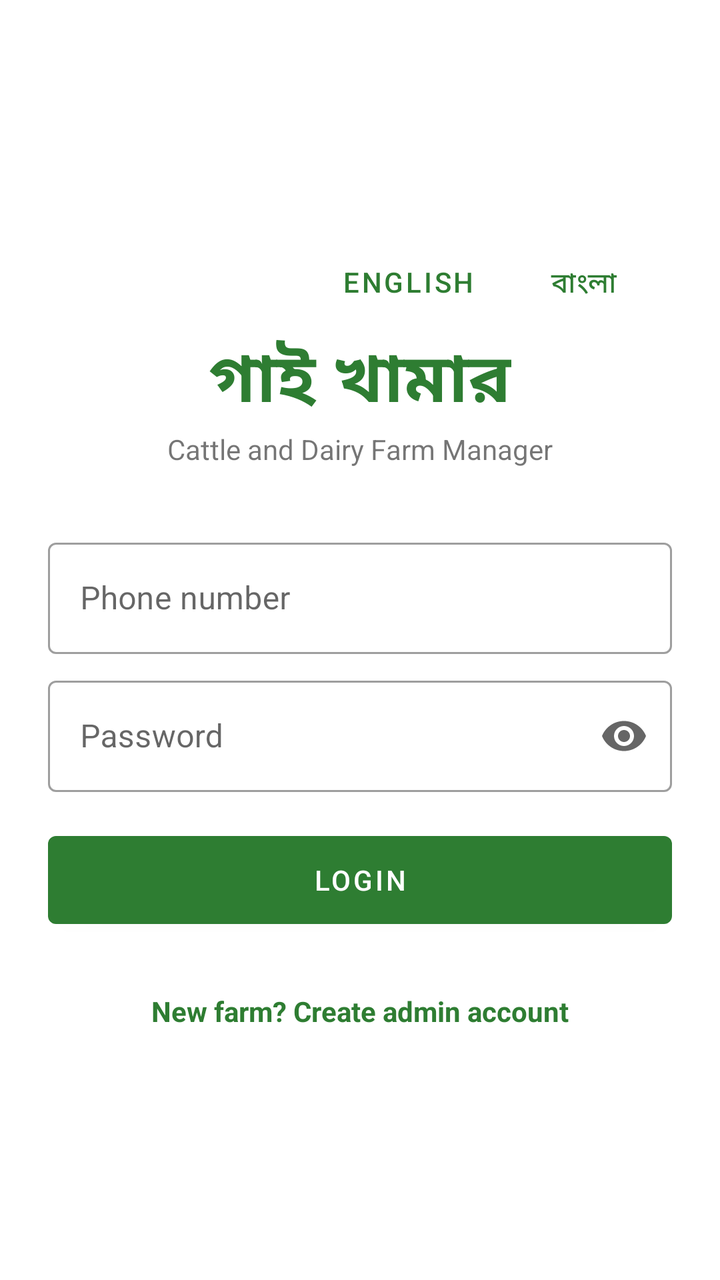
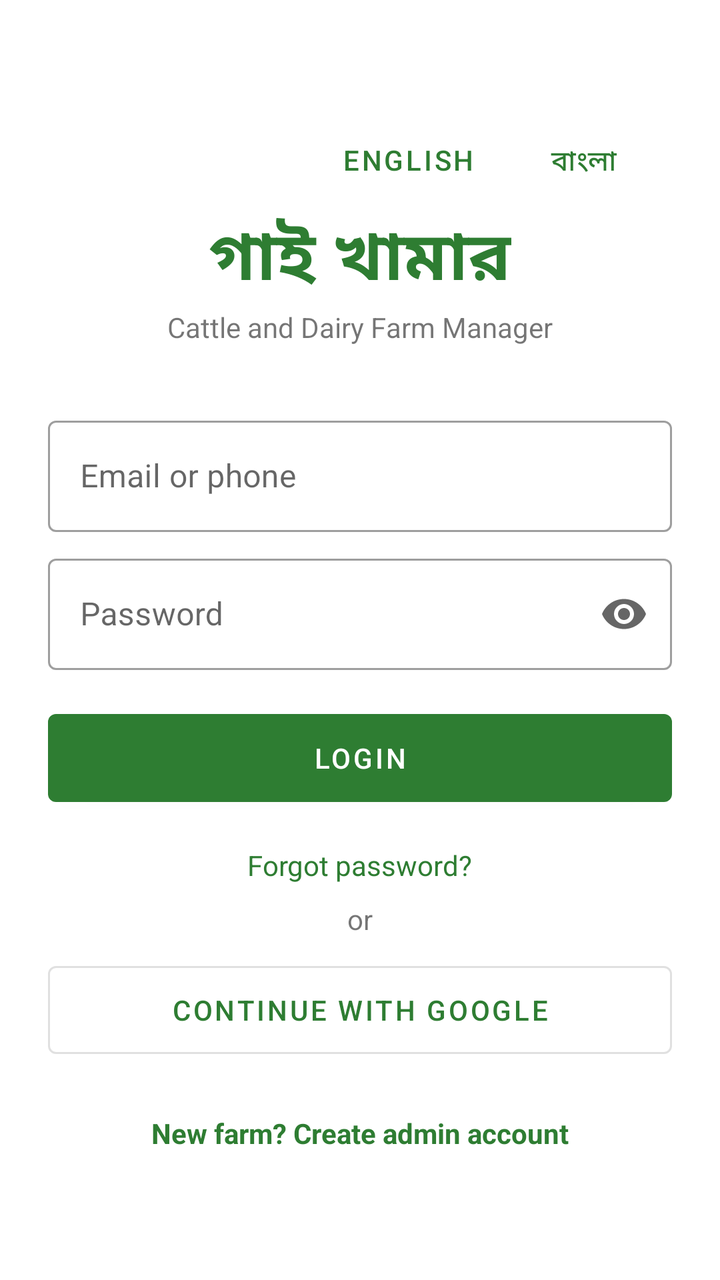

Two renders of the same Android screen: before a commit and after it. Below are the layout's source before the change and the commit's diff.
<!-- AndroidManifest.xml: application theme Theme.GaiKhamar -->
<!-- res/layout/activity_login.xml -->
<?xml version="1.0" encoding="utf-8"?>
<ScrollView xmlns:android="http://schemas.android.com/apk/res/android"
    android:layout_width="match_parent"
    android:layout_height="match_parent"
    android:fillViewport="true">

    <LinearLayout
        android:layout_width="match_parent"
        android:layout_height="match_parent"
        android:gravity="center"
        android:orientation="vertical"
        android:padding="24dp">
        <LinearLayout
            android:layout_width="match_parent"
            android:layout_height="wrap_content"
            android:gravity="end"
            android:orientation="horizontal">

            <com.google.android.material.button.MaterialButton
                android:id="@+id/btnEnglish"
                style="@style/Widget.MaterialComponents.Button.TextButton"
                android:layout_width="wrap_content"
                android:layout_height="wrap_content"
                android:text="@string/lang_english" />

            <com.google.android.material.button.MaterialButton
                android:id="@+id/btnBangla"
                style="@style/Widget.MaterialComponents.Button.TextButton"
                android:layout_width="wrap_content"
                android:layout_height="wrap_content"
                android:text="@string/lang_bangla" />
        </LinearLayout>
        <TextView
            android:layout_width="wrap_content"
            android:layout_height="wrap_content"
            android:text="@string/app_name"
            android:textColor="@color/green_700"
            android:textSize="34sp"
            android:textStyle="bold" />

        <TextView
            android:layout_width="wrap_content"
            android:layout_height="wrap_content"
            android:layout_marginBottom="24dp"
            android:text="@string/tagline" />

        <com.google.android.material.textfield.TextInputLayout
            style="@style/GKField"
            android:hint="@string/phone">

            <com.google.android.material.textfield.TextInputEditText
                android:id="@+id/etPhone"
                android:layout_width="match_parent"
                android:layout_height="wrap_content"
                android:inputType="phone" />
        </com.google.android.material.textfield.TextInputLayout>

        <com.google.android.material.textfield.TextInputLayout
            style="@style/GKField"
            android:hint="@string/password"
            app:endIconMode="password_toggle"
            xmlns:app="http://schemas.android.com/apk/res-auto">

            <com.google.android.material.textfield.TextInputEditText
                android:id="@+id/etPassword"
                android:layout_width="match_parent"
                android:layout_height="wrap_content"
                android:inputType="textPassword" />
        </com.google.android.material.textfield.TextInputLayout>

        <com.google.android.material.button.MaterialButton
            android:id="@+id/btnLogin"
            android:layout_width="match_parent"
            android:layout_height="56dp"
            android:layout_marginTop="16dp"
            android:text="@string/login" />

        <TextView
            android:id="@+id/tvSignup"
            android:layout_width="wrap_content"
            android:layout_height="wrap_content"
            android:layout_marginTop="20dp"
            android:padding="8dp"
            android:text="@string/no_account"
            android:textColor="@color/green_700"
            android:textStyle="bold" />
    </LinearLayout>
</ScrollView>
<!-- resources referenced by this layout -->
<resources>
  <color name="green_700">#2E7D32</color>
  <string name="app_name">গাই খামার</string>
  <string name="lang_bangla">বাংলা</string>
  <string name="lang_english">English</string>
  <string name="login">Login</string>
  <string name="no_account">New farm? Create admin account</string>
  <string name="password">Password</string>
  <string name="phone">Phone number</string>
  <string name="tagline">Cattle and Dairy Farm Manager</string>
  <style name="GKField" parent="Widget.MaterialComponents.TextInputLayout.OutlinedBox">
          <item name="android:layout_width">match_parent</item>
          <item name="android:layout_height">wrap_content</item>
          <item name="android:layout_marginTop">8dp</item>
      </style>
  <style name="Theme.GaiKhamar" parent="Theme.MaterialComponents.Light.NoActionBar">
          <item name="colorPrimary">@color/green_700</item>
          <item name="colorPrimaryVariant">@color/green_900</item>
          <item name="colorOnPrimary">@color/white</item>
          <item name="colorSecondary">@color/amber_700</item>
          <item name="colorOnSecondary">@color/black</item>
          <item name="android:statusBarColor">@color/green_900</item>
      </style>
  <color name="green_900">#1B5E20</color>
  <color name="white">#FFFFFFFF</color>
  <color name="amber_700">#FFA000</color>
  <color name="black">#FF000000</color>
</resources>

<!-- the commit's change to res/layout/activity_login.xml (unified diff, before → after) -->
@@ -10,6 +10,7 @@
         android:gravity="center"
         android:orientation="vertical"
         android:padding="24dp">
+
         <LinearLayout
             android:layout_width="match_parent"
             android:layout_height="wrap_content"
@@ -30,6 +31,7 @@
                 android:layout_height="wrap_content"
                 android:text="@string/lang_bangla" />
         </LinearLayout>
+
         <TextView
             android:layout_width="wrap_content"
             android:layout_height="wrap_content"
@@ -46,20 +48,20 @@
 
         <com.google.android.material.textfield.TextInputLayout
             style="@style/GKField"
-            android:hint="@string/phone">
+            android:hint="@string/login_id">
 
             <com.google.android.material.textfield.TextInputEditText
-                android:id="@+id/etPhone"
+                android:id="@+id/etLogin"
                 android:layout_width="match_parent"
                 android:layout_height="wrap_content"
-                android:inputType="phone" />
+                android:inputType="textEmailAddress" />
         </com.google.android.material.textfield.TextInputLayout>
 
         <com.google.android.material.textfield.TextInputLayout
             style="@style/GKField"
             android:hint="@string/password"
-            app:endIconMode="password_toggle"
-            xmlns:app="http://schemas.android.com/apk/res-auto">
+            xmlns:app="http://schemas.android.com/apk/res-auto"
+            app:endIconMode="password_toggle">
 
             <com.google.android.material.textfield.TextInputEditText
                 android:id="@+id/etPassword"
@@ -76,10 +78,32 @@
             android:text="@string/login" />
 
         <TextView
+            android:id="@+id/tvForgot"
+            android:layout_width="wrap_content"
+            android:layout_height="wrap_content"
+            android:layout_marginTop="8dp"
+            android:padding="8dp"
+            android:text="@string/forgot_password"
+            android:textColor="@color/green_700" />
+
+        <TextView
+            android:layout_width="wrap_content"
+            android:layout_height="wrap_content"
+            android:text="@string/or_text" />
+
+        <com.google.android.material.button.MaterialButton
+            android:id="@+id/btnGoogle"
+            style="@style/Widget.MaterialComponents.Button.OutlinedButton"
+            android:layout_width="match_parent"
+            android:layout_height="56dp"
+            android:layout_marginTop="8dp"
+            android:text="@string/continue_google" />
+
+        <TextView
             android:id="@+id/tvSignup"
             android:layout_width="wrap_content"
             android:layout_height="wrap_content"
-            android:layout_marginTop="20dp"
+            android:layout_marginTop="16dp"
             android:padding="8dp"
             android:text="@string/no_account"
             android:textColor="@color/green_700"
<!-- resource entries referenced after the edit -->
@@ -2,12 +2,15 @@
 <resources>
   <color name="green_700">#2E7D32</color>
   <string name="app_name">গাই খামার</string>
+  <string name="continue_google">Continue with Google</string>
+  <string name="forgot_password">Forgot password?</string>
   <string name="lang_bangla">বাংলা</string>
   <string name="lang_english">English</string>
   <string name="login">Login</string>
+  <string name="login_id">Email or phone</string>
   <string name="no_account">New farm? Create admin account</string>
+  <string name="or_text">or</string>
   <string name="password">Password</string>
-  <string name="phone">Phone number</string>
   <string name="tagline">Cattle and Dairy Farm Manager</string>
   <style name="GKField" parent="Widget.MaterialComponents.TextInputLayout.OutlinedBox">
           <item name="android:layout_width">match_parent</item>
